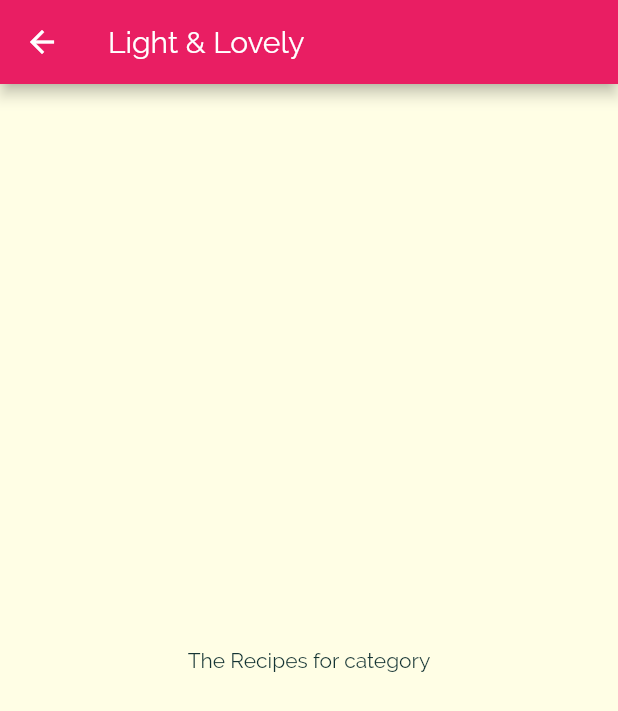
After one commit to rizalaji1st/meals_app, a Flutter app: the screen it shows after launch, after a tap on "Light & Lovely", on a phone screen of 412 x 824 dp. The commit adds this screen. Shown: the top 711 px of the screen. Run offline on Flutter 3.47's test engine with Material 2 defaults, Android fonts, the phone set to English and light mode, and no system bars.

Commit message:
Menambah page baru dengan passing data title

```diff
--- a/lib/categories_screen.dart
+++ b/lib/categories_screen.dart
@@ -15,6 +15,7 @@ class CategoriesScreen extends StatelessWidget {
         children: DUMMY_CATEGORIES
             .map(
               (catData) => CategoryItem(
+                catData.id,
                 catData.title,
                 catData.color,
               ),
--- a/lib/category_item.dart
+++ b/lib/category_item.dart
@@ -1,14 +1,27 @@
 import 'package:flutter/material.dart';
+import './category_meals_screen.dart';
 
 class CategoryItem extends StatelessWidget {
+  final String id;
   final String title;
   final Color color;
 
-  CategoryItem(this.title, this.color);
+  CategoryItem(this.id, this.title, this.color);
+
+  void selectCategory(BuildContext ctx) {
+    Navigator.of(ctx).pushNamed('/category-meals', arguments: {
+      'id': id,
+      'title': title,
+    });
+  }
 
   @override
   Widget build(BuildContext context) {
-    return Container(
+    return InkWell(
+      onTap: () => selectCategory(context),
+      splashColor: Theme.of(context).primaryColor,
+      borderRadius: BorderRadius.circular(15),
+      child: Container(
         padding: const EdgeInsets.all(15),
         child: Text(
           title,
@@ -26,6 +39,7 @@ class CategoryItem extends StatelessWidget {
           ),
           borderRadius: BorderRadius.circular(15),
         ),
+      ),
     );
   }
 }
--- /dev/null
+++ b/lib/category_meals_screen.dart
@@ -0,0 +1,24 @@
+import 'package:flutter/material.dart';
+import 'package:meals_app/category_item.dart';
+
+class CategoryMealsScreen extends StatelessWidget {
+  // final String categoryId;
+  // final String categoryTitle;
+
+  // CategoryMealsScreen(this.categoryId, this.categoryTitle);
+
+  @override
+  Widget build(BuildContext context) {
+    final route = ModalRoute.of(context);
+    if(route == null) return SizedBox.shrink();
+    final routeArgs = route.settings.arguments as Map<String, String>;
+    final categoryTitle = routeArgs['title'];
+    final categoryId = routeArgs['id'];
+    return Scaffold(
+      appBar: AppBar(title: Text(categoryTitle!)),
+      body: Center(
+        child: Text('The Recipes for category'),
+      ),
+    );
+  }
+}
--- a/lib/main.dart
+++ b/lib/main.dart
@@ -1,4 +1,5 @@
 import 'package:flutter/material.dart';
+import './category_meals_screen.dart';
 
 import './categories_screen.dart';
 
@@ -33,6 +34,9 @@ class MyApp extends StatelessWidget {
             ),
       ),
       home: CategoriesScreen(),
+      routes:{
+        '/category-meals': (ctx) => CategoryMealsScreen()
+      },
     );
   }
 }
```
Lines whose indentation alone changed are shown as unchanged.
